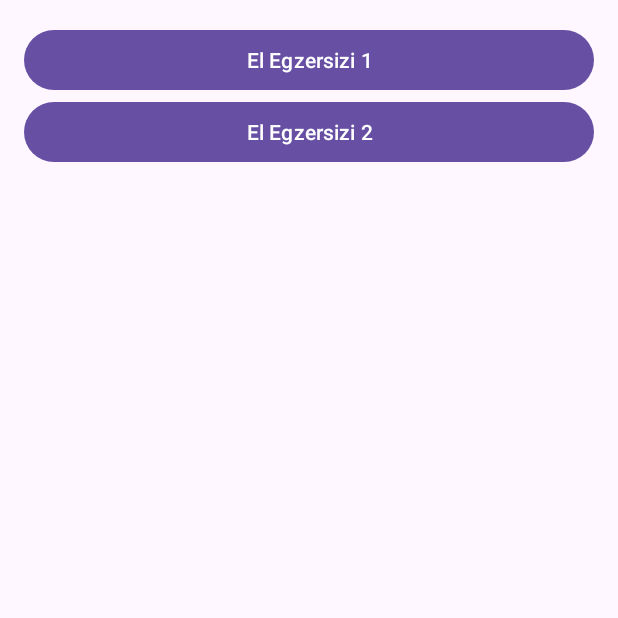
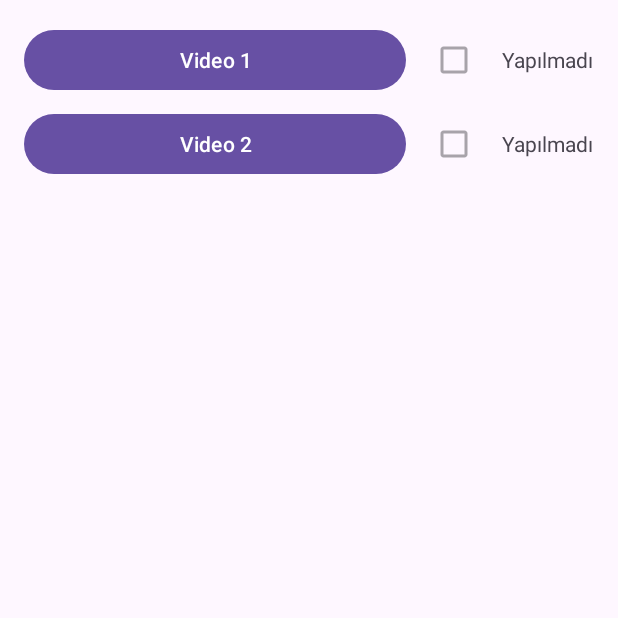
Before and after one commit to laraC003/Kotlin-Uygulama, an Android app: the ElEgzersizFragment screen opened through its navigation route, on a phone screen of 412 x 824 dp, the top half of it. Run offline under Robolectric (Android 15) with nearby library versions, the phone set to English and light mode, and no system bars; our stand-ins replace Firebase (no records; nobody signed in at launch, a user with empty details on screens opened directly).

Commit message:
El egzersizlerine checkbox eklendi video ile bağlandı ve kullanıcıya özel ilerleme kodu eklendi.

```diff
--- a/app/src/main/java/com/laracihan/fizyocep/vucutBolgeleri/ElEgzersizFragment.kt
+++ b/app/src/main/java/com/laracihan/fizyocep/vucutBolgeleri/ElEgzersizFragment.kt
@@ -3,15 +3,16 @@ package com.laracihan.fizyocep.vucutBolgeleri
 import com.laracihan.fizyocep.R
 import android.net.Uri
 import android.os.Bundle
-import android.widget.MediaController
-import android.widget.VideoView
+import android.os.Handler
+import android.os.Looper
+import android.widget.*
 import androidx.fragment.app.Fragment
 import android.view.LayoutInflater
 import android.view.View
 import android.view.ViewGroup
-import android.widget.Button
-import android.widget.ImageButton
-import android.widget.ScrollView
+import android.content.Context
+import android.content.SharedPreferences
+import com.google.firebase.auth.FirebaseAuth
 
 class ElEgzersizFragment : Fragment() {
 
@@ -19,6 +20,13 @@ class ElEgzersizFragment : Fragment() {
     private lateinit var exitButton: ImageButton
     private lateinit var mediaController: MediaController
     private lateinit var scrollView: ScrollView
+
+    private var currentCheckbox: CheckBox? = null
+    private var currentStatusText: TextView? = null
+    private val handler = Handler(Looper.getMainLooper())
+    private var stopRunnable: Runnable? = null
+    private var userId: String? = null
+    private lateinit var sharedPrefs: SharedPreferences
 
     override fun onCreateView(
         inflater: LayoutInflater, container: ViewGroup?,
@@ -30,6 +38,16 @@ class ElEgzersizFragment : Fragment() {
     override fun onViewCreated(view: View, savedInstanceState: Bundle?) {
         super.onViewCreated(view, savedInstanceState)
 
+        val firebaseUser = FirebaseAuth.getInstance().currentUser
+        userId = firebaseUser?.uid
+
+        if (userId == null) {
+            Toast.makeText(requireContext(), "Kullanıcı bilgisi alınamadı.", Toast.LENGTH_SHORT).show()
+            return
+        }
+
+        sharedPrefs = requireContext().getSharedPreferences("checkbox_prefs", Context.MODE_PRIVATE)
+
         videoView = view.findViewById(R.id.videoView)
         exitButton = view.findViewById(R.id.btnExitFullscreen)
         scrollView = view.findViewById(R.id.scrollView)
@@ -38,16 +56,42 @@ class ElEgzersizFragment : Fragment() {
         mediaController.setAnchorView(videoView)
         videoView.setMediaController(mediaController)
 
-        // Sadece 2 video için buton ve video eşleştirmesi
-        val buttonsWithVideos = listOf(
-            R.id.btnVideo1 to R.raw.el_egzersizi1,
-            R.id.btnVideo2 to R.raw.el_egzersizi2
+        // Video, süre ve ilgili checkbox ile statusText id'lerini eşleştiriyoruz
+        val videoMappings: List<Triple<Int, Pair<Int, Int>, Triple<Int, Int, Int>>> = listOf(
+            // buttonId, (videoResId, durationMs), (checkboxId, statusTextId, index)
+            Triple(R.id.btnVideo1, Pair(R.raw.el_egzersizi1, 20_000), Triple(R.id.checkbox1, R.id.statusText1, 1)),
+            Triple(R.id.btnVideo2, Pair(R.raw.el_egzersizi2, 20_000), Triple(R.id.checkbox2, R.id.statusText2, 2))
         )
 
-        for ((buttonId, videoRes) in buttonsWithVideos) {
-            view.findViewById<Button>(buttonId).setOnClickListener {
+        for ((buttonId, videoData, viewData) in videoMappings) {
+            val button = view.findViewById<Button>(buttonId)
+            val (videoResId, durationMs) = videoData
+            val (checkboxId, statusTextId, index) = viewData
+
+            val checkbox = view.findViewById<CheckBox>(checkboxId)
+            val statusText = view.findViewById<TextView>(statusTextId)
+
+            val key = "${userId}_el_done_$index"
+            val isDone = sharedPrefs.getBoolean(key, false)
+
+            checkbox.isChecked = isDone
+            statusText.text = if (isDone) "Yapıldı" else "Yapılmadı"
+            checkbox.isEnabled = isDone
+
+            checkbox.setOnClickListener {
+                if (!checkbox.isEnabled) checkbox.isChecked = false
+            }
+
+            button.setOnClickListener {
+                currentCheckbox = checkbox
+                currentStatusText = statusText
+
+                checkbox.isChecked = false
+                checkbox.isEnabled = false
+                statusText.text = "İzleniyor..."
+
+                playVideoWithDuration(videoResId, durationMs, key)
                 enterFullscreen()
-                playVideo(videoRes)
             }
         }
 
@@ -56,10 +100,39 @@ class ElEgzersizFragment : Fragment() {
         }
     }
 
-    private fun playVideo(resId: Int) {
-        val videoUri = Uri.parse("android.resource://${requireContext().packageName}/$resId")
-        videoView.setVideoURI(videoUri)
-        videoView.start()
+    private fun playVideoWithDuration(resId: Int, durationMs: Int, key: String) {
+        val uri = Uri.parse("android.resource://${requireContext().packageName}/$resId")
+        videoView.setVideoURI(uri)
+
+        videoView.setOnPreparedListener { mp ->
+            mp.isLooping = true
+            videoView.start()
+        }
+
+        cancelStopRunnable()
+
+        stopRunnable = Runnable {
+            if (videoView.isPlaying) {
+                videoView.pause()
+
+                currentCheckbox?.apply {
+                    isChecked = true
+                    isEnabled = true
+                }
+
+                currentStatusText?.text = "Yapıldı"
+                sharedPrefs.edit().putBoolean(key, true).apply()
+
+                exitFullscreen()
+            }
+        }
+
+        handler.postDelayed(stopRunnable!!, durationMs.toLong())
+    }
+
+    private fun cancelStopRunnable() {
+        stopRunnable?.let { handler.removeCallbacks(it) }
+        stopRunnable = null
     }
 
     private fun enterFullscreen() {
@@ -69,6 +142,7 @@ class ElEgzersizFragment : Fragment() {
     }
 
     private fun exitFullscreen() {
+        cancelStopRunnable()
         videoView.stopPlayback()
         videoView.visibility = View.GONE
         exitButton.visibility = View.GONE
--- a/app/src/main/res/layout/fragment_el_egzersiz.xml
+++ b/app/src/main/res/layout/fragment_el_egzersiz.xml
@@ -3,14 +3,13 @@
     android:layout_width="match_parent"
     android:layout_height="match_parent">
 
-    <!-- Tam ekran VideoView -->
     <VideoView
         android:id="@+id/videoView"
         android:layout_width="match_parent"
         android:layout_height="match_parent"
         android:visibility="gone" />
 
-    <!-- Tam ekran modundan çıkış butonu -->
+    <!-- Geri butonu sadece video oynarken görünür -->
     <ImageButton
         android:id="@+id/btnExitFullscreen"
         android:layout_width="48dp"
@@ -19,34 +18,78 @@
         android:layout_margin="16dp"
         android:background="?attr/selectableItemBackgroundBorderless"
         android:src="@android:drawable/ic_menu_close_clear_cancel"
-        android:contentDescription="Tam ekrandan çık"
         android:visibility="gone" />
 
-    <!-- Egzersiz video butonlarını içeren scrollable içerik -->
     <ScrollView
+        xmlns:android="http://schemas.android.com/apk/res/android"
         android:id="@+id/scrollView"
         android:layout_width="match_parent"
         android:layout_height="match_parent">
 
         <LinearLayout
-            android:orientation="vertical"
             android:layout_width="match_parent"
             android:layout_height="wrap_content"
-            android:padding="16dp"
-            android:gravity="center_horizontal">
+            android:orientation="vertical"
+            android:padding="16dp">
 
-            <!-- 2 adet video butonu -->
-            <Button
-                android:id="@+id/btnVideo1"
+            <!-- Tek satır: Video 1 -->
+            <LinearLayout
                 android:layout_width="match_parent"
                 android:layout_height="wrap_content"
-                android:text="El Egzersizi 1" />
+                android:orientation="horizontal"
+                android:layout_marginBottom="8dp"
+                android:gravity="center_vertical">
 
-            <Button
-                android:id="@+id/btnVideo2"
+                <Button
+                    android:id="@+id/btnVideo1"
+                    android:layout_width="0dp"
+                    android:layout_weight="1"
+                    android:layout_height="wrap_content"
+                    android:text="Video 1" />
+
+                <CheckBox
+                    android:id="@+id/checkbox1"
+                    android:layout_width="wrap_content"
+                    android:layout_height="wrap_content"
+                    android:layout_marginStart="8dp" />
+
+                <TextView
+                    android:id="@+id/statusText1"
+                    android:layout_width="wrap_content"
+                    android:layout_height="wrap_content"
+                    android:text="Yapılmadı"
+                    android:layout_marginStart="8dp" />
+            </LinearLayout>
+
+            <!-- Video 2 -->
+            <LinearLayout
                 android:layout_width="match_parent"
                 android:layout_height="wrap_content"
-                android:text="El Egzersizi 2" />
+                android:orientation="horizontal"
+                android:layout_marginBottom="8dp"
+                android:gravity="center_vertical">
+
+                <Button
+                    android:id="@+id/btnVideo2"
+                    android:layout_width="0dp"
+                    android:layout_weight="1"
+                    android:layout_height="wrap_content"
+                    android:text="Video 2" />
+
+                <CheckBox
+                    android:id="@+id/checkbox2"
+                    android:layout_width="wrap_content"
+                    android:layout_height="wrap_content"
+                    android:layout_marginStart="8dp" />
+
+                <TextView
+                    android:id="@+id/statusText2"
+                    android:layout_width="wrap_content"
+                    android:layout_height="wrap_content"
+                    android:text="Yapılmadı"
+                    android:layout_marginStart="8dp" />
+            </LinearLayout>
+
 
         </LinearLayout>
     </ScrollView>
```
